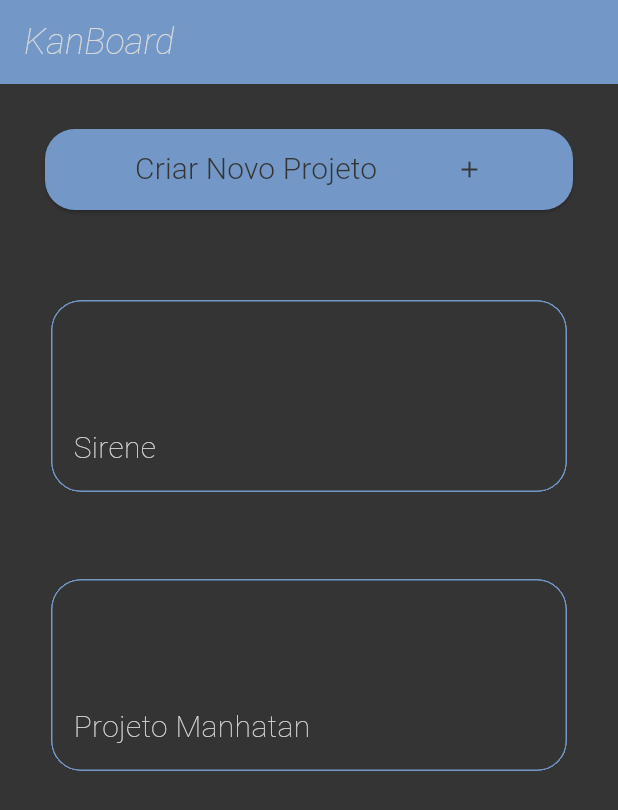
After one commit to darllangomes/KanBoard, a Flutter app: the ProjectsView screen opened by its route, after a tap on "Criar Novo Projeto", on a phone screen of 412 x 824 dp. The commit adds this screen. Shown: the top 810 px of the screen. Run offline on Flutter 3.47's test engine with Material 3 defaults, Android fonts, the phone set to English and light mode, and no system bars.

Commit message:
:sparkles: feat: criar página de visualizar projetos

```diff
--- a/kandoard/lib/main.dart
+++ b/kandoard/lib/main.dart
@@ -1,10 +1,15 @@
 import 'package:flutter/material.dart';
+import 'package:kandoard/repositories/ProjectRepository.dart';
 import 'package:kandoard/shared/app_colors.dart';
 import 'package:kandoard/view/login_view.dart';
+import 'package:kandoard/view/projects_view.dart';
 import 'package:kandoard/view/register_view.dart';
+import 'package:provider/provider.dart';
 
 void main() {
-  runApp(const MyApp());
+  runApp(
+    ChangeNotifierProvider(create: (context) => ProjectRepository(),
+    child: const MyApp()));
 }
 
 class MyApp extends StatelessWidget {
@@ -15,6 +20,7 @@ class MyApp extends StatelessWidget {
   Widget build(BuildContext context) {
     return MaterialApp(
       title: 'KanBoard',
+      debugShowCheckedModeBanner: false,
       theme: ThemeData(
 
         colorScheme: ColorScheme.fromSeed(seedColor: AppColors.blue),
@@ -24,6 +30,7 @@ class MyApp extends StatelessWidget {
       routes: {
         LoginView.routeName:(context) => const LoginView(),
         RegisterView.routeName:(context) => const RegisterView(),
+        ProjectsView.routeName:(context) => const ProjectsView()
       },
 
     );
--- /dev/null
+++ b/kandoard/lib/view/projects_view.dart
@@ -0,0 +1,85 @@
+import 'package:flutter/material.dart';
+import 'package:kandoard/components/project_card.dart';
+import 'package:kandoard/model/ProjectModel.dart';
+import 'package:kandoard/repositories/ProjectRepository.dart';
+import 'package:kandoard/shared/app_colors.dart';
+import 'package:provider/provider.dart';
+
+class ProjectsView extends StatelessWidget {
+  const ProjectsView({super.key});
+  static const routeName = '/projetos';
+
+  @override
+  Widget build(BuildContext context) {
+    return Scaffold(
+      backgroundColor: AppColors.grey,
+      appBar: AppBar(
+        title: const Text(
+          'KanBoard',
+          style: TextStyle(
+              color: Color(0xFFD9D9D9),
+              fontSize: 24,
+              fontWeight: FontWeight.w200,
+              fontStyle: FontStyle.italic),
+        ),
+        backgroundColor: AppColors.blue,
+        automaticallyImplyLeading: false,
+      ),
+      body: Padding(
+        padding: const EdgeInsets.all(30.0),
+        child: Center(
+            child: Column(
+          children: [
+            SizedBox(
+                height: 54,
+                child: ElevatedButton(
+                    style: ElevatedButton.styleFrom(
+                      shape: RoundedRectangleBorder(
+                          borderRadius: BorderRadius.circular(20)),
+                      backgroundColor: AppColors.blue,
+                    ),
+                    child: const Padding(
+                      padding: EdgeInsets.only(left: 36.0, right: 36.0),
+                      child: Row(
+                        mainAxisAlignment: MainAxisAlignment.spaceBetween,
+                        children: [
+                          Text(
+                            'Criar Novo Projeto',
+                            style: TextStyle(
+                                color: Color.fromARGB(255, 52, 52, 52), fontSize: 20, fontWeight: FontWeight.w300),
+
+                          ),
+                          Icon(Icons.add,
+                              color: Color.fromARGB(255, 52, 52, 52)),
+                        ],
+                      ),
+                    ),
+                    onPressed: () {
+                      final projectsList = context.read<ProjectRepository>();
+
+                      projectsList.addProject(ProjectModel('Projeto Manhatan'));
+                    })),
+            const SizedBox(
+              height: 56,
+            ),
+            Consumer<ProjectRepository>(builder: (context, value, child) {
+              return Expanded(
+                child: ListView.builder(
+                  itemCount: value.getProjectList.length,
+                  itemBuilder: (context, index) {
+                    return Padding(
+                      padding: const EdgeInsets.only(bottom: 50),
+                      child: ProjectCard(
+                        projectName: value.getProjectList[index].nameProject,
+                      ),
+                    );
+                  },
+                ),
+              );
+            })
+          ],
+        )),
+      ),
+    );
+  }
+}
```
